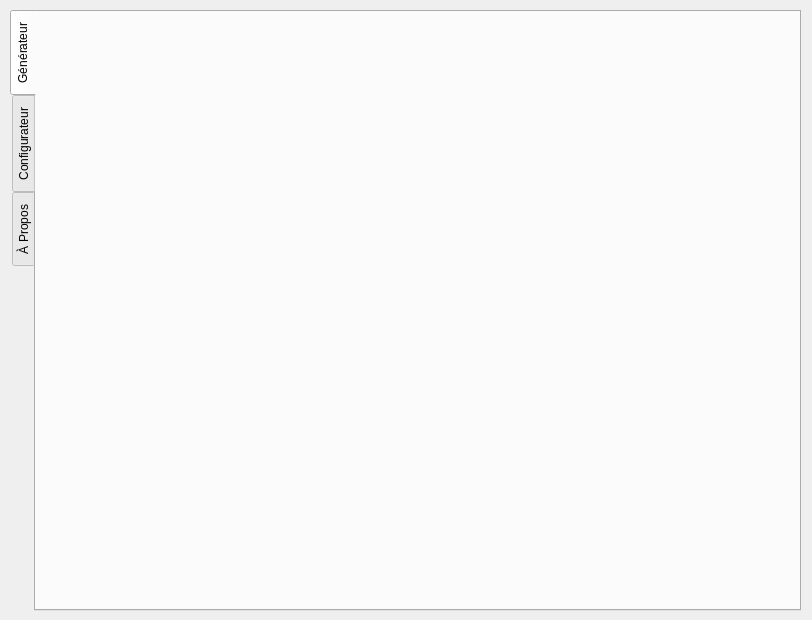
Old version of the form pyEtude.ui in the repository BourgonLaurent/pyEtude.
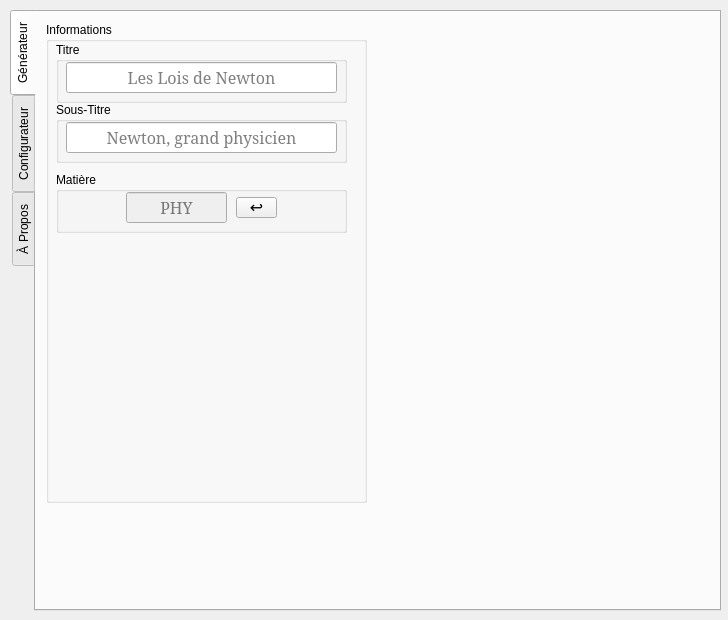
New version of the form. The open tabs and pages were chosen to show the change.

Commit message: Calendar semi-working

Diff of the .ui file:
```diff
--- a/pyEtude.ui
+++ b/pyEtude.ui
@@ -9,19 +9,25 @@
    <rect>
     <x>0</x>
     <y>0</y>
-    <width>812</width>
+    <width>728</width>
     <height>620</height>
    </rect>
   </property>
+  <property name="sizePolicy">
+   <sizepolicy hsizetype="Fixed" vsizetype="Fixed">
+    <horstretch>0</horstretch>
+    <verstretch>0</verstretch>
+   </sizepolicy>
+  </property>
   <property name="minimumSize">
    <size>
-    <width>812</width>
+    <width>728</width>
     <height>620</height>
    </size>
   </property>
   <property name="maximumSize">
    <size>
-    <width>812</width>
+    <width>728</width>
     <height>620</height>
    </size>
   </property>
@@ -37,7 +43,7 @@
      <rect>
       <x>10</x>
       <y>10</y>
-      <width>791</width>
+      <width>711</width>
       <height>601</height>
      </rect>
     </property>
@@ -54,6 +60,216 @@
      <attribute name="toolTip">
       <string>Créer un document</string>
      </attribute>
+     <widget class="QGroupBox" name="groupBox">
+      <property name="geometry">
+       <rect>
+        <x>10</x>
+        <y>10</y>
+        <width>321</width>
+        <height>481</height>
+       </rect>
+      </property>
+      <property name="title">
+       <string>Informations</string>
+      </property>
+      <widget class="QGroupBox" name="titreGroupBox">
+       <property name="geometry">
+        <rect>
+         <x>10</x>
+         <y>20</y>
+         <width>291</width>
+         <height>61</height>
+        </rect>
+       </property>
+       <property name="title">
+        <string>Titre</string>
+       </property>
+       <widget class="QWidget" name="verticalLayoutWidget_5">
+        <property name="geometry">
+         <rect>
+          <x>10</x>
+          <y>20</y>
+          <width>271</width>
+          <height>31</height>
+         </rect>
+        </property>
+        <layout class="QVBoxLayout" name="titreLayout">
+         <item>
+          <widget class="QLineEdit" name="titreLineEdit">
+           <property name="sizePolicy">
+            <sizepolicy hsizetype="Expanding" vsizetype="Expanding">
+             <horstretch>0</horstretch>
+             <verstretch>0</verstretch>
+            </sizepolicy>
+           </property>
+           <property name="font">
+            <font>
+             <family>Garamond</family>
+             <pointsize>12</pointsize>
+            </font>
+           </property>
+           <property name="alignment">
+            <set>Qt::AlignCenter</set>
+           </property>
+           <property name="placeholderText">
+            <string>Les Lois de Newton</string>
+           </property>
+           <property name="clearButtonEnabled">
+            <bool>true</bool>
+           </property>
+          </widget>
+         </item>
+        </layout>
+       </widget>
+      </widget>
+      <widget class="QGroupBox" name="soustitreGroupBox">
+       <property name="geometry">
+        <rect>
+         <x>10</x>
+         <y>80</y>
+         <width>291</width>
+         <height>61</height>
+        </rect>
+       </property>
+       <property name="title">
+        <string>Sous-Titre</string>
+       </property>
+       <widget class="QWidget" name="verticalLayoutWidget_6">
+        <property name="geometry">
+         <rect>
+          <x>10</x>
+          <y>20</y>
+          <width>271</width>
+          <height>31</height>
+         </rect>
+        </property>
+        <layout class="QVBoxLayout" name="soustitreLayout">
+         <item>
+          <widget class="QLineEdit" name="soustitreLineEdit">
+           <property name="sizePolicy">
+            <sizepolicy hsizetype="Expanding" vsizetype="Expanding">
+             <horstretch>0</horstretch>
+             <verstretch>0</verstretch>
+            </sizepolicy>
+           </property>
+           <property name="font">
+            <font>
+             <family>Garamond</family>
+             <pointsize>12</pointsize>
+            </font>
+           </property>
+           <property name="alignment">
+            <set>Qt::AlignCenter</set>
+           </property>
+           <property name="placeholderText">
+            <string>Newton, grand physicien</string>
+           </property>
+           <property name="clearButtonEnabled">
+            <bool>true</bool>
+           </property>
+          </widget>
+         </item>
+        </layout>
+       </widget>
+      </widget>
+      <widget class="QGroupBox" name="matGroupBox">
+       <property name="geometry">
+        <rect>
+         <x>10</x>
+         <y>150</y>
+         <width>291</width>
+         <height>61</height>
+        </rect>
+       </property>
+       <property name="title">
+        <string>Matière</string>
+       </property>
+       <widget class="QWidget" name="verticalLayoutWidget_8">
+        <property name="geometry">
+         <rect>
+          <x>70</x>
+          <y>20</y>
+          <width>101</width>
+          <height>31</height>
+         </rect>
+        </property>
+        <layout class="QVBoxLayout" name="matLayout">
+         <item>
+          <widget class="QLineEdit" name="matLineEdit">
+           <property name="enabled">
+            <bool>false</bool>
+           </property>
+           <property name="sizePolicy">
+            <sizepolicy hsizetype="Expanding" vsizetype="Expanding">
+             <horstretch>0</horstretch>
+             <verstretch>0</verstretch>
+            </sizepolicy>
+           </property>
+           <property name="font">
+            <font>
+             <family>Garamond</family>
+             <pointsize>12</pointsize>
+            </font>
+           </property>
+           <property name="alignment">
+            <set>Qt::AlignCenter</set>
+           </property>
+           <property name="placeholderText">
+            <string>PHY</string>
+           </property>
+           <property name="clearButtonEnabled">
+            <bool>false</bool>
+           </property>
+          </widget>
+         </item>
+        </layout>
+       </widget>
+       <widget class="QToolButton" name="matToolButton">
+        <property name="geometry">
+         <rect>
+          <x>180</x>
+          <y>25</y>
+          <width>41</width>
+          <height>21</height>
+         </rect>
+        </property>
+        <property name="font">
+         <font>
+          <family>Arial</family>
+          <pointsize>12</pointsize>
+          <weight>50</weight>
+          <italic>false</italic>
+          <bold>false</bold>
+          <strikeout>false</strikeout>
+         </font>
+        </property>
+        <property name="cursor">
+         <cursorShape>PointingHandCursor</cursorShape>
+        </property>
+        <property name="text">
+         <string>↩</string>
+        </property>
+        <property name="checkable">
+         <bool>false</bool>
+        </property>
+        <property name="checked">
+         <bool>false</bool>
+        </property>
+        <property name="popupMode">
+         <enum>QToolButton::InstantPopup</enum>
+        </property>
+        <property name="toolButtonStyle">
+         <enum>Qt::ToolButtonTextOnly</enum>
+        </property>
+        <property name="autoRaise">
+         <bool>false</bool>
+        </property>
+        <property name="arrowType">
+         <enum>Qt::NoArrow</enum>
+        </property>
+       </widget>
+      </widget>
+     </widget>
     </widget>
     <widget class="QWidget" name="tab_config">
      <attribute name="title">
```
Left out of the diff: 68 changed lines with no effect on the pictures. The commit also changes 1 other file.
